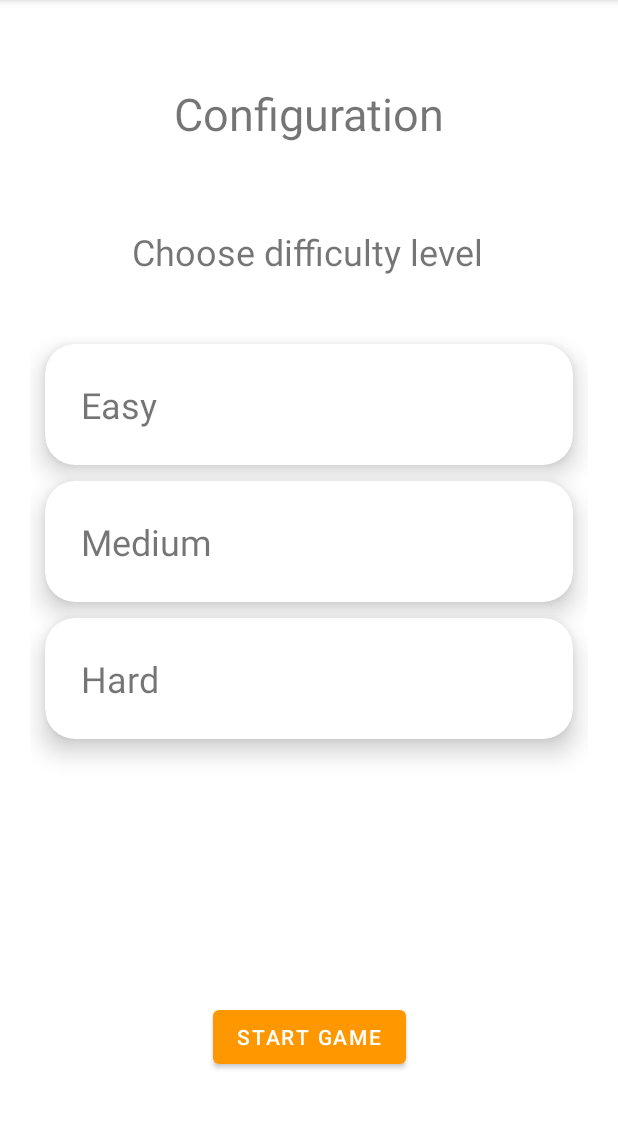
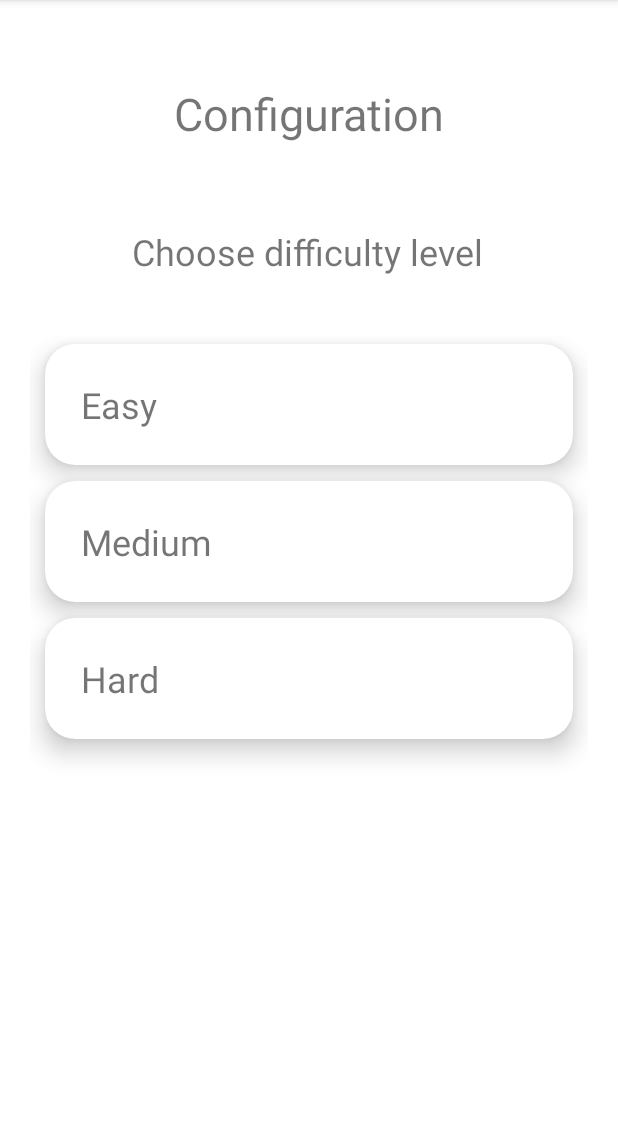
Before and after one commit to jessieAnhNguyen/MovieGuess-Game, an Android app: the ConfigFragment screen opened through its navigation route, on a phone screen of 412 x 824 dp, the part 84-1213 px from its top. Run offline under Robolectric (Android 15) with nearby library versions, the light colour scheme and no system bars; our stand-ins replace data binding.

Commit message:
removed start game button on config fragment

```diff
--- a/app/src/main/java/com/anguy39/movieguess/ui/main/ConfigFragment.kt
+++ b/app/src/main/java/com/anguy39/movieguess/ui/main/ConfigFragment.kt
@@ -12,6 +12,7 @@ import androidx.databinding.DataBindingUtil
 import androidx.fragment.app.activityViewModels
 import androidx.lifecycle.ViewModelProvider
 import androidx.lifecycle.observe
+import androidx.navigation.Navigation.findNavController
 import androidx.navigation.findNavController
 import androidx.recyclerview.widget.LinearLayoutManager
 import androidx.recyclerview.widget.RecyclerView
@@ -40,10 +41,6 @@ class ConfigFragment : Fragment() {
         }
 
         binding.configRecyclerView.layoutManager = LinearLayoutManager(context)
-
-        binding.startGameButton.setOnClickListener {
-            it.findNavController().navigate(R.id.action_configFragment_to_gameFragment)
-        }
 
         return binding.root
 
@@ -77,6 +74,7 @@ class ConfigFragment : Fragment() {
             configLevel = level
             sharedViewModel.newGame()
             Log.d(TAG, "call new game!")
+            binding.root.findNavController().navigate(R.id.action_configFragment_to_gameFragment)
 //            Log.d(TAG, "level is " + sharedViewModel.level)
         }
 
--- a/app/src/main/res/layout/fragment_config.xml
+++ b/app/src/main/res/layout/fragment_config.xml
@@ -54,15 +54,5 @@
         app:layout_constraintStart_toStartOf="parent"
         app:layout_constraintTop_toTopOf="parent" />
 
-    <Button
-        android:id="@+id/startGame_button"
-        android:layout_width="wrap_content"
-        android:layout_height="wrap_content"
-        android:text="@string/start_game"
-        app:layout_constraintBottom_toBottomOf="parent"
-        app:layout_constraintEnd_toEndOf="parent"
-        app:layout_constraintStart_toStartOf="parent"
-        app:layout_constraintTop_toBottomOf="@+id/config_recyclerView"
-        app:layout_constraintVertical_bias="0.43" />
 </androidx.constraintlayout.widget.ConstraintLayout>
 </layout>
```
